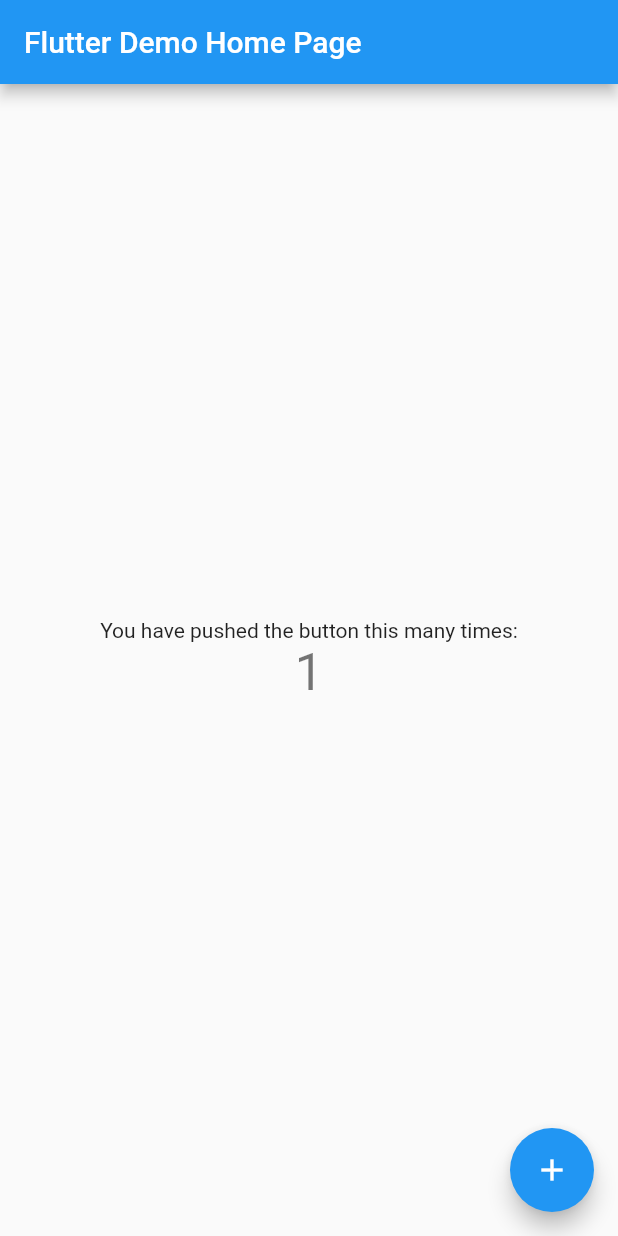
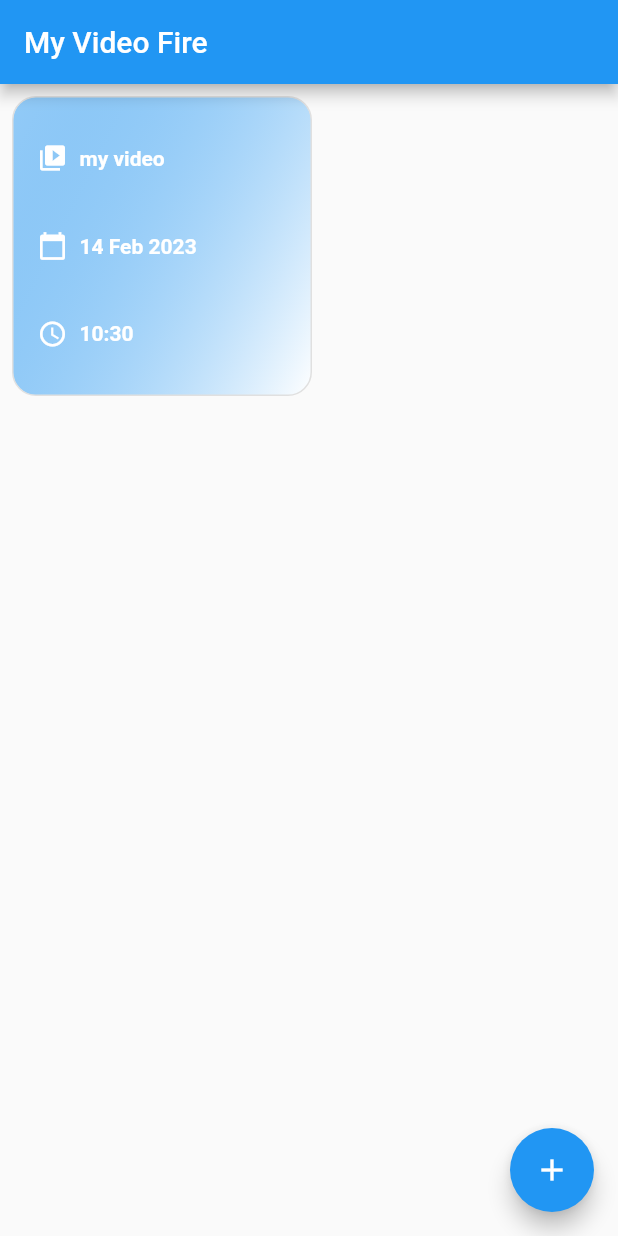
Before and after one commit to vedantbharti/videoplayerfirebase, a Flutter app: the screen it shows after launch, after a tap on the "add" icon, on a phone screen of 412 x 824 dp. Run offline on Flutter 3.47's test engine with Material 2 defaults, Android fonts, the phone set to English and light mode, and no system bars; our stand-ins replace firebase_core, video_player; accounts and stored records are empty; network calls fail.

Commit message:
ui components added

```diff
--- a/lib/main.dart
+++ b/lib/main.dart
@@ -1,45 +1,34 @@
+import 'package:firebase_core/firebase_core.dart';
 import 'package:flutter/material.dart';
 
-void main() {
+import 'package:videoplayerfirebase/ui/index.dart';
+import 'package:video_player/video_player.dart';
+
+import 'my_vide_fire_bloc/index.dart';
+
+Future<void> main() async {
+  WidgetsFlutterBinding.ensureInitialized();
+
+  await Firebase.initializeApp();
   runApp(const MyApp());
 }
 
 class MyApp extends StatelessWidget {
-  const MyApp({Key? key}) : super(key: key);
+  const MyApp({super.key});
 
-  // This widget is the root of your application.
   @override
   Widget build(BuildContext context) {
     return MaterialApp(
-      title: 'Flutter Demo',
       theme: ThemeData(
-        // This is the theme of your application.
-        //
-        // Try running your application with "flutter run". You'll see the
-        // application has a blue toolbar. Then, without quitting the app, try
-        // changing the primarySwatch below to Colors.green and then invoke
-        // "hot reload" (press "r" in the console where you ran "flutter run",
-        // or simply save your changes to "hot reload" in a Flutter IDE).
-        // Notice that the counter didn't reset back to zero; the application
-        // is not restarted.
         primarySwatch: Colors.blue,
       ),
-      home: const MyHomePage(title: 'Flutter Demo Home Page'),
+      home: const MyHomePage(title: kHomePageTitle),
     );
   }
 }
 
 class MyHomePage extends StatefulWidget {
-  const MyHomePage({Key? key, required this.title}) : super(key: key);
-
-  // This widget is the home page of your application. It is stateful, meaning
-  // that it has a State object (defined below) that contains fields that affect
-  // how it looks.
-
-  // This class is the configuration for the state. It holds the values (in this
-  // case the title) provided by the parent (in this case the App widget) and
-  // used by the build method of the State. Fields in a Widget subclass are
-  // always marked "final".
+  const MyHomePage({super.key, required this.title});
 
   final String title;
 
@@ -48,68 +37,72 @@
 }
 
 class _MyHomePageState extends State<MyHomePage> {
-  int _counter = 0;
+  final MVFBloc mvfBloc = MVFBloc();
 
-  void _incrementCounter() {
-    setState(() {
-      // This call to setState tells the Flutter framework that something has
-      // changed in this State, which causes it to rerun the build method below
-      // so that the display can reflect the updated values. If we changed
-      // _counter without calling setState(), then the build method would not be
-      // called again, and so nothing would appear to happen.
-      _counter++;
-    });
+  @override
+  void initState() {
+    // TODO: implement initState
+    super.initState();
   }
 
   @override
   Widget build(BuildContext context) {
-    // This method is rerun every time setState is called, for instance as done
-    // by the _incrementCounter method above.
-    //
-    // The Flutter framework has been optimized to make rerunning build methods
-    // fast, so that you can just rebuild anything that needs updating rather
-    // than having to individually change instances of widgets.
     return Scaffold(
       appBar: AppBar(
-        // Here we take the value from the MyHomePage object that was created by
-        // the App.build method, and use it to set our appbar title.
         title: Text(widget.title),
       ),
-      body: Center(
-        // Center is a layout widget. It takes a single child and positions it
-        // in the middle of the parent.
-        child: Column(
-          // Column is also a layout widget. It takes a list of children and
-          // arranges them vertically. By default, it sizes itself to fit its
-          // children horizontally, and tries to be as tall as its parent.
-          //
-          // Invoke "debug painting" (press "p" in the console, choose the
-          // "Toggle Debug Paint" action from the Flutter Inspector in Android
-          // Studio, or the "Toggle Debug Paint" command in Visual Studio Code)
-          // to see the wireframe for each widget.
-          //
-          // Column has various properties to control how it sizes itself and
-          // how it positions its children. Here we use mainAxisAlignment to
-          // center the children vertically; the main axis here is the vertical
-          // axis because Columns are vertical (the cross axis would be
-          // horizontal).
-          mainAxisAlignment: MainAxisAlignment.center,
-          children: <Widget>[
-            const Text(
-              'You have pushed the button this many times:',
+      body: ValueListenableBuilder<List<VFModel>>(
+        valueListenable: mvfBloc.videoNotifier,
+        builder: (context, videos, _) {
+          if (videos.isEmpty) {
+            return const Center(
+              child: Text(kNoVideosAvailable),
+            );
+          }
+
+          return SingleChildScrollView(
+            scrollDirection: Axis.vertical,
+            child: Wrap(
+              children: _generateChildren(context, videos),
             ),
-            Text(
-              '$_counter',
-              style: Theme.of(context).textTheme.headline4,
-            ),
-          ],
+          );
+        },
+      ),
+      floatingActionButton: FloatingActionButton(
+        onPressed: () {
+          mvfBloc.updateVideos(
+            VFModel(
+                name: "my video",
+                uploadTime: DateTime.now().millisecondsSinceEpoch,
+                url: "https://www.fluttercampus.com/video.mp4"),
+          );
+        },
+        backgroundColor: Colors.blue,
+        child: const Icon(
+          Icons.add,
         ),
       ),
-      floatingActionButton: FloatingActionButton(
-        onPressed: _incrementCounter,
-        tooltip: 'Increment',
-        child: const Icon(Icons.add),
-      ), // This trailing comma makes auto-formatting nicer for build methods.
+    );
+  }
+
+  List<Widget> _generateChildren(BuildContext context, List<VFModel> videos) {
+    List<Widget> items = [];
+
+    double tileDim = 200;
+    for (int i = 0; i < videos.length; i++) {
+      items.add(
+        _generateItem(tileDim, videos[i]),
+      );
+    }
+
+    return items;
+  }
+
+  Widget _generateItem(double dim, VFModel video) {
+    return VideoFireItem(
+      key: UniqueKey(),
+      video: video,
+      dim: dim,
     );
   }
 }
--- /dev/null
+++ b/lib/my_vide_fire_bloc/index.dart
@@ -0,0 +1,3 @@
+export 'mvf_bloc.dart';
+
+export 'video_fire_model.dart';
--- /dev/null
+++ b/lib/my_vide_fire_bloc/mvf_bloc.dart
@@ -0,0 +1,14 @@
+import 'package:flutter/cupertino.dart';
+
+import 'video_fire_model.dart';
+
+class MVFBloc {
+  ValueNotifier<List<VFModel>> videoNotifier = ValueNotifier([]);
+
+  updateVideos(VFModel vfModel) {
+    List<VFModel> _vids = [];
+    _vids.addAll(videoNotifier.value);
+    _vids.add(vfModel);
+    videoNotifier.value = _vids;
+  }
+}
--- /dev/null
+++ b/lib/my_vide_fire_bloc/video_fire_model.dart
@@ -0,0 +1,19 @@
+class VFModel {
+  final String name;
+  final String url;
+  final int uploadTime;
+
+  VFModel({
+    required this.name,
+    required this.uploadTime,
+    required this.url,
+  });
+
+  static VFModel fromMap(Map<String, dynamic> json) {
+    return VFModel(
+      name: json["name"],
+      uploadTime: json["uploadTime"],
+      url: json["url"],
+    );
+  }
+}
--- /dev/null
+++ b/lib/ui/index.dart
@@ -0,0 +1,4 @@
+export 'mvf_player.dart';
+export 'strings.dart';
+export 'utils.dart';
+export 'video_fire_item.dart';
--- /dev/null
+++ b/lib/ui/mvf_player.dart
@@ -0,0 +1,92 @@
+import 'dart:async';
+
+import 'package:flutter/material.dart';
+import 'package:videoplayerfirebase/ui/utils.dart';
+import 'package:video_player/video_player.dart';
+
+class MVFPlayer extends StatefulWidget {
+  final Size videoSize;
+  final VideoPlayerController controller;
+
+  const MVFPlayer({
+    required super.key,
+    required this.videoSize,
+    required this.controller,
+  });
+
+  @override
+  State<MVFPlayer> createState() => _MVFPlayerState();
+}
+
+class _MVFPlayerState extends State<MVFPlayer> {
+  @override
+  void initState() {
+    loadVideoPlayer();
+    super.initState();
+  }
+
+  @override
+  dispose() {
+    widget.controller.dispose();
+    super.dispose();
+  }
+
+  @override
+  didChangeDependencies() {
+    super.didChangeDependencies();
+  }
+
+  loadVideoPlayer() {
+    widget.controller.addListener(() {
+      setState(() {});
+    });
+    widget.controller.initialize().then((value) {
+      setState(() {});
+    });
+  }
+
+  @override
+  Widget build(BuildContext context) {
+    return Scaffold(
+      body: Column(children: [
+        SizedBox(
+          height: widget.videoSize.height,
+          width: widget.videoSize.width,
+          child: VideoPlayer(widget.controller),
+        ),
+        VideoProgressIndicator(widget.controller,
+            allowScrubbing: true,
+            colors: const VideoProgressColors(
+              backgroundColor: Colors.redAccent,
+              playedColor: Colors.green,
+              bufferedColor: Colors.purple,
+            )),
+        Row(
+          children: [
+            IconButton(
+                onPressed: () {
+                  if (widget.controller.value.isPlaying) {
+                    widget.controller.pause();
+                  } else {
+                    widget.controller.play();
+                  }
+
+                  setState(() {});
+                },
+                icon: Icon(widget.controller.value.isPlaying
+                    ? Icons.pause
+                    : Icons.play_arrow)),
+            IconButton(
+                onPressed: () {
+                  widget.controller.seekTo(Duration(seconds: 0));
+                  setState(() {});
+                },
+                icon: const Icon(Icons.stop)),
+            Text(
+                "Duration: ${UIUtils.durationToString(widget.controller.value.duration)}"),
+          ],
+        ),
+      ]),
+    );
+  }
+}
--- /dev/null
+++ b/lib/ui/strings.dart
@@ -0,0 +1,2 @@
+const String kNoVideosAvailable = "No videos available";
+const String kHomePageTitle = "My Video Fire";
--- /dev/null
+++ b/lib/ui/utils.dart
@@ -0,0 +1,78 @@
+import 'dart:ui';
+
+import 'package:flutter/material.dart';
+
+class UIUtils {
+  static String durationToString(Duration duration) {
+    int seconds = duration.inSeconds;
+    String res = "";
+    int hrs = (seconds / 3600).floor();
+    seconds %= 3600;
+    int mins = (seconds / 60).floor();
+    seconds %= 60;
+
+    return "$hrs:$mins:$seconds";
+  }
+
+  static String getDateOfUpload(int milliSecondsSinceEpoch) {
+    DateTime dateTime =
+        DateTime.fromMillisecondsSinceEpoch(milliSecondsSinceEpoch);
+    return "${dateTime.day} ${getMonth(dateTime.month)} ${dateTime.year}";
+  }
+
+  static String getMonth(int month) {
+    switch (month) {
+      case 1:
+        return "Jan";
+        break;
+      case 2:
+        return "Feb";
+        break;
+      case 3:
+        return "Mar";
+        break;
+      case 4:
+        return "Apr";
+        break;
+      case 5:
+        return "May";
+        break;
+      case 6:
+        return "June";
+        break;
+      case 7:
+        return "July";
+        break;
+      case 8:
+        return "Aug";
+        break;
+      case 9:
+        return "Sept";
+        break;
+      case 10:
+        return "Oct";
+        break;
+      case 11:
+        return "Nov";
+        break;
+      case 12:
+        return "Dec";
+        break;
+      default:
+        return "--";
+    }
+  }
+
+  static String getTimeOfUpload(int milliSecondsSinceEpoch) {
+    DateTime dateTime =
+        DateTime.fromMillisecondsSinceEpoch(milliSecondsSinceEpoch);
+    return "${dateTime.hour}:${dateTime.minute < 10 ? "0${dateTime.minute}" : "${dateTime.minute}"}";
+  }
+
+  static TextStyle cardStyle() {
+    return const TextStyle(
+      color: Colors.white,
+      fontWeight: FontWeight.bold,
+    );
+  }
+}
--- /dev/null
+++ b/lib/ui/video_fire_item.dart
@@ -0,0 +1,122 @@
+import 'package:flutter/material.dart';
+
+import 'package:video_player/video_player.dart';
+
+import '../my_vide_fire_bloc/video_fire_model.dart';
+import 'mvf_player.dart';
+import 'utils.dart';
+
+class VideoFireItem extends StatelessWidget {
+  final VFModel video;
+  final double dim;
+
+  const VideoFireItem({Key? key, required this.video, required this.dim})
+      : super(key: key);
+
+  @override
+  Widget build(BuildContext context) {
+    return InkWell(
+      key: key,
+      onTap: () {
+        Navigator.push(
+          context,
+          MaterialPageRoute(
+            builder: (context) => MVFPlayer(
+              key: UniqueKey(),
+              controller: VideoPlayerController.network(video.url),
+              videoSize: Size(
+                MediaQuery.of(context).size.width * (0.5),
+                MediaQuery.of(context).size.height * (0.5),
+              ),
+            ),
+          ),
+        );
+      },
+      child: Padding(
+        padding: const EdgeInsets.all(8.0),
+        child: Container(
+            width: dim,
+            height: dim,
+            decoration: BoxDecoration(
+              border: Border.all(color: Colors.grey.shade300),
+              borderRadius: const BorderRadius.all(Radius.circular(16.0)),
+              gradient: LinearGradient(
+                begin: Alignment.centerLeft,
+                end: Alignment.bottomRight,
+                colors: <Color>[
+                  Colors.blue.withOpacity(0.5),
+                  Colors.white,
+                ],
+                tileMode: TileMode.mirror,
+              ),
+            ),
+            child: Column(
+              mainAxisAlignment: MainAxisAlignment.spaceEvenly,
+              crossAxisAlignment: CrossAxisAlignment.start,
+              children: [
+                Padding(
+                  padding: const EdgeInsets.all(8.0),
+                  child: Row(
+                    mainAxisAlignment: MainAxisAlignment.start,
+                    children: [
+                      const Padding(
+                        padding: EdgeInsets.symmetric(horizontal: 8.0),
+                        child: Icon(
+                          Icons.video_collection,
+                          color: Colors.white,
+                          size: 20,
+                        ),
+                      ),
+                      Text(
+                        video.name,
+                        style: UIUtils.cardStyle(),
+                      ),
+                    ],
+                  ),
+                ),
+                Padding(
+                  padding: const EdgeInsets.all(8.0),
+                  child: Row(
+                    mainAxisAlignment: MainAxisAlignment.start,
+                    children: [
+                      const Padding(
+                        padding: EdgeInsets.symmetric(horizontal: 8.0),
+                        child: Icon(
+                          Icons.calendar_today,
+                          color: Colors.white,
+                          size: 20,
+                        ),
+                      ),
+                      Text(
+                        UIUtils.getDateOfUpload(video.uploadTime),
+                        style: UIUtils.cardStyle(),
+                      ),
+                    ],
+                  ),
+                ),
+                Padding(
+                  padding: const EdgeInsets.all(8.0),
+                  child: Row(
+                    mainAxisAlignment: MainAxisAlignment.start,
+                    children: [
+                      const Padding(
+                        padding: EdgeInsets.symmetric(horizontal: 8.0),
+                        child: Icon(
+                          Icons.access_time,
+                          color: Colors.white,
+                          size: 20,
+                        ),
+                      ),
+                      Text(
+                        UIUtils.getTimeOfUpload(video.uploadTime),
+                        style: UIUtils.cardStyle(),
+                      ),
+                    ],
+                  ),
+                ),
+              ],
+            )),
+      ),
+    );
+  }
+}
```
